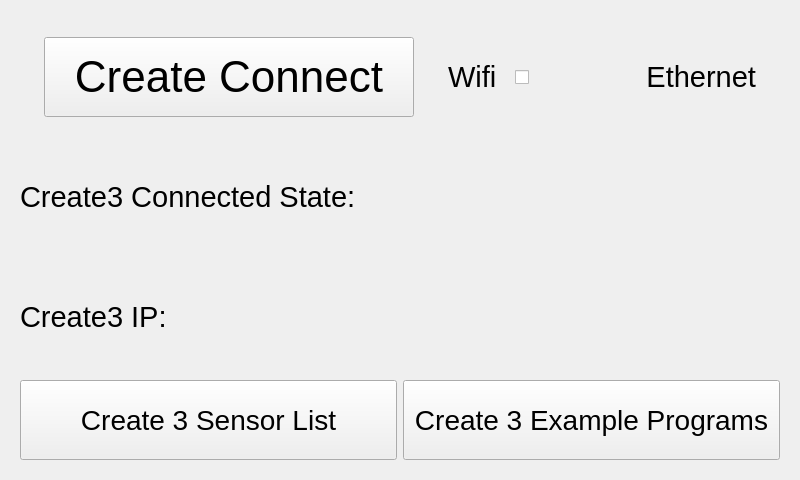
Above: ui/Create3Widget.ui from kipr/botui before the change. Below: the same form after it.
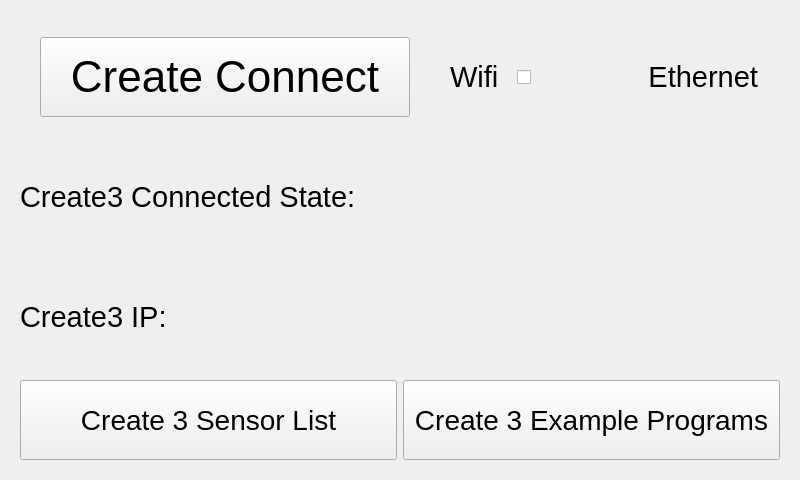
That is the form after the change. Icons and pictures are not drawn. Custom widgets are drawn as their Qt base class.

The edit to the form file:
```diff
--- a/ui/Create3Widget.ui
+++ b/ui/Create3Widget.ui
@@ -25,7 +25,10 @@
       <item>
        <layout class="QHBoxLayout" name="horizontalLayout_2">
         <property name="spacing">
-         <number>10</number>
+         <number>20</number>
+        </property>
+        <property name="leftMargin">
+         <number>0</number>
         </property>
         <item>
          <widget class="QPushButton" name="CreateConnectButton">
```
